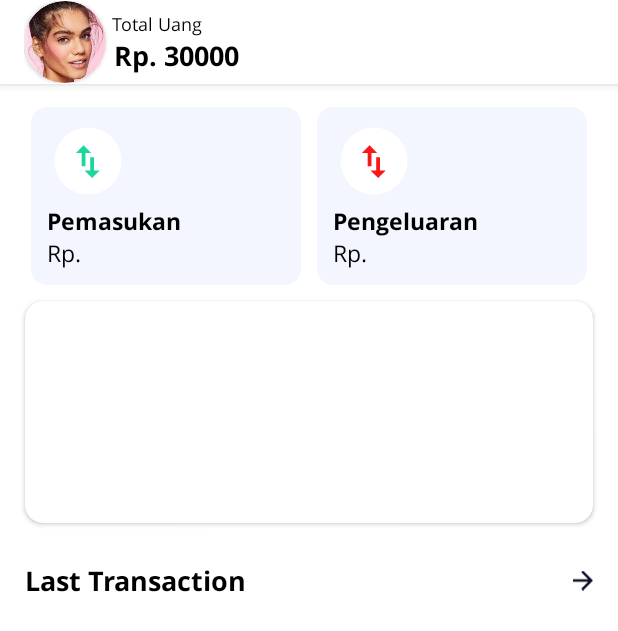
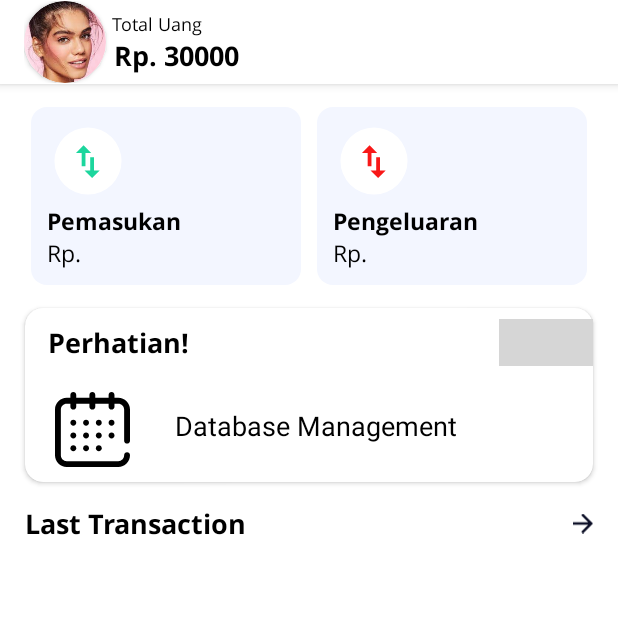
Before and after one commit to wikuyn/MyDoku, an Android app: the layout fragment_home.xml on its own in the app's theme, with its tools: preview values and no code run, on a phone screen of 412 x 824 dp. Shown: the top 631 px of the screen. Run offline under Robolectric (Android 15) with nearby library versions, the phone set to English and light mode, and no system bars; grey boxes are pictures that could not be loaded.

Commit message:
Memperbaiki homefragment

```diff
--- a/app/src/main/java/com/moneymanagement/mywalletpro/activities/BottomNav/fragment/Alert/AlertFragment.kt
+++ b/app/src/main/java/com/moneymanagement/mywalletpro/activities/BottomNav/fragment/Alert/AlertFragment.kt
@@ -23,7 +23,13 @@ class AlertFragment : Fragment() {
     ): View? {
         binding = FragmentAlertBinding.inflate(inflater,container,false)
         binding.download.setOnClickListener {
+            downloadFile()
+        }
 
+        return binding.root
+    }
+
+    private fun downloadFile() {
         request.setTitle("Download File")
         request.setDescription("Download in progress")
         request.setNotificationVisibility(DownloadManager.Request.VISIBILITY_VISIBLE)
@@ -35,7 +41,4 @@ class AlertFragment : Fragment() {
         downloadManager.enqueue(request)
         Toast.makeText(context,"download",Toast.LENGTH_SHORT).show()
     }
-
-        return binding.root
 }
-}
--- a/app/src/main/java/com/moneymanagement/mywalletpro/activities/BottomNav/fragment/Home/HomeFragment.kt
+++ b/app/src/main/java/com/moneymanagement/mywalletpro/activities/BottomNav/fragment/Home/HomeFragment.kt
@@ -3,23 +3,23 @@ package com.moneymanagement.mywalletpro.activities.BottomNav.fragment.Home
 import android.annotation.SuppressLint
 import android.content.Intent
 import android.os.Bundle
-import android.util.Log
-import androidx.fragment.app.Fragment
+import android.transition.TransitionManager
 import android.view.LayoutInflater
 import android.view.View
 import android.view.ViewGroup
-import android.widget.Toast
 import androidx.core.view.isVisible
+import androidx.fragment.app.Fragment
 import androidx.lifecycle.ViewModelProvider
 import androidx.recyclerview.widget.ItemTouchHelper
 import androidx.recyclerview.widget.LinearLayoutManager
 import androidx.recyclerview.widget.RecyclerView
-import com.moneymanagement.mywalletpro.Model.Relation.TransaksiWithUserRef
-import com.moneymanagement.mywalletpro.activities.BottomNav.fragment.Home.Adapter.LastTransactionAdapter
+import androidx.transition.AutoTransition
+import androidx.transition.Transition
 import com.moneymanagement.mywalletpro.Model.Transaksi
 import com.moneymanagement.mywalletpro.Utils.FormatToRupiah
 import com.moneymanagement.mywalletpro.Utils.SharedPreference
 import com.moneymanagement.mywalletpro.activities.AddTransaction.AddTransactionActivity
+import com.moneymanagement.mywalletpro.activities.BottomNav.fragment.Home.Adapter.LastTransactionAdapter
 import com.moneymanagement.mywalletpro.activities.BottomNav.fragment.Home.viewmodel.HomeViewModel
 import com.moneymanagement.mywalletpro.databinding.FragmentHomeBinding
 
@@ -79,6 +79,16 @@ class HomeFragment : Fragment() {
             income = it.sum()
             mBinding.tvIncome.text = "Rp. "+FormatToRupiah.convertRupiahToDecimal(income)
         }
+
+        mBinding.btnShow.setOnClickListener {
+            if (mBinding.hiddenView.isVisible){
+                TransitionManager.beginDelayedTransition(mBinding.cardView3)
+                mBinding.hiddenView.visibility = View.GONE
+            }else{
+                TransitionManager.beginDelayedTransition(mBinding.cardView3)
+                mBinding.hiddenView.visibility = View.VISIBLE
+            }
+        }
         return mBinding.root
     }
 
--- a/app/src/main/res/layout/fragment_home.xml
+++ b/app/src/main/res/layout/fragment_home.xml
@@ -213,15 +213,97 @@
             <androidx.cardview.widget.CardView
                 android:id="@+id/cardView3"
                 android:layout_width="match_parent"
-                android:layout_height="@dimen/_114sdp"
+                android:layout_height="wrap_content"
                 android:layout_marginStart="@dimen/_13sdp"
                 android:layout_marginEnd="@dimen/_13sdp"
-                android:layout_marginTop="@dimen/_8sdp"
+                android:layout_marginTop="@dimen/_12sdp"
                 app:cardCornerRadius="12dp"
                 app:layout_constraintEnd_toEndOf="parent"
                 app:layout_constraintStart_toStartOf="parent"
                 app:layout_constraintTop_toBottomOf="@+id/lin" >
 
+                <androidx.constraintlayout.widget.ConstraintLayout
+                    android:id="@+id/fixed_layout"
+                    android:layout_width="match_parent"
+                    android:layout_height="wrap_content">
+
+                    <LinearLayout
+                        android:id="@+id/linearLayout2"
+                        android:layout_width="match_parent"
+                        android:layout_height="wrap_content"
+                        android:orientation="horizontal"
+                        android:weightSum="6"
+                        app:layout_constraintLeft_toLeftOf="parent"
+                        app:layout_constraintRight_toRightOf="parent"
+                        app:layout_constraintTop_toTopOf="parent">
+
+                        <TextView
+                            android:id="@+id/textView6"
+                            android:layout_width="match_parent"
+                            android:layout_height="wrap_content"
+                            android:layout_marginStart="@dimen/_12sdp"
+                            android:layout_marginTop="@dimen/_8sdp"
+                            android:layout_marginEnd="@dimen/_12sdp"
+                            android:layout_marginBottom="@dimen/_8sdp"
+                            android:layout_weight="1"
+                            android:fontFamily="@font/open_sans_bold"
+                            android:text="Perhatian!"
+                            android:textColor="@color/black"
+                            android:textSize="@dimen/_14ssp"
+                            app:layout_constraintBottom_toBottomOf="parent"
+                            app:layout_constraintEnd_toStartOf="@+id/btnShow"
+                            app:layout_constraintStart_toStartOf="parent"
+                            app:layout_constraintTop_toTopOf="parent" />
+
+                        <ImageView
+                            android:id="@+id/btnShow"
+                            android:layout_width="match_parent"
+                            android:layout_height="@dimen/_24sdp"
+                            android:layout_weight="5"
+                            android:layout_gravity="center"
+                            android:src="@drawable/arrow"
+                            app:layout_constraintBottom_toBottomOf="@+id/textView6"
+                            app:layout_constraintEnd_toEndOf="parent"
+                            app:layout_constraintTop_toTopOf="@+id/textView6" />
+                    </LinearLayout>
+
+                    <LinearLayout
+                        android:id="@+id/hidden_view"
+                        android:layout_width="match_parent"
+                        android:layout_height="wrap_content"
+                        android:orientation="vertical"
+                        android:visibility="visible"
+                        app:layout_constraintEnd_toEndOf="parent"
+                        app:layout_constraintStart_toStartOf="parent"
+                        app:layout_constraintTop_toBottomOf="@+id/linearLayout2">
+
+                        <!-- Child LinearLayout 1 -->
+                        <LinearLayout
+                            android:layout_width="match_parent"
+                            android:layout_height="match_parent"
+                            android:orientation="horizontal">
+
+                            <ImageView
+                                android:layout_width="50dp"
+                                android:layout_height="50dp"
+                                android:layout_marginStart="20dp"
+                                android:layout_marginTop="10dp"
+                                android:layout_marginEnd="10dp"
+                                android:layout_marginBottom="10dp"
+                                android:src="@drawable/ic_calender" />
+
+                            <TextView
+                                android:layout_width="wrap_content"
+                                android:layout_height="wrap_content"
+                                android:layout_marginStart="20dp"
+                                android:layout_marginTop="20dp"
+                                android:text="Database Management"
+                                android:textColor="#000000"
+                                android:textSize="@dimen/_14ssp" />
+                        </LinearLayout>
+
+                    </LinearLayout>
+                </androidx.constraintlayout.widget.ConstraintLayout>
             </androidx.cardview.widget.CardView>
 
             <TextView
@@ -229,7 +311,7 @@
                 android:layout_width="0dp"
                 android:layout_height="wrap_content"
                 android:layout_marginStart="@dimen/_13sdp"
-                android:layout_marginTop="@dimen/_20sdp"
+                android:layout_marginTop="@dimen/_12sdp"
                 android:layout_marginEnd="@dimen/_8sdp"
                 android:fontFamily="@font/open_sans_bold"
                 android:text="Last Transaction"
```
Lines whose indentation alone changed are shown as unchanged.
